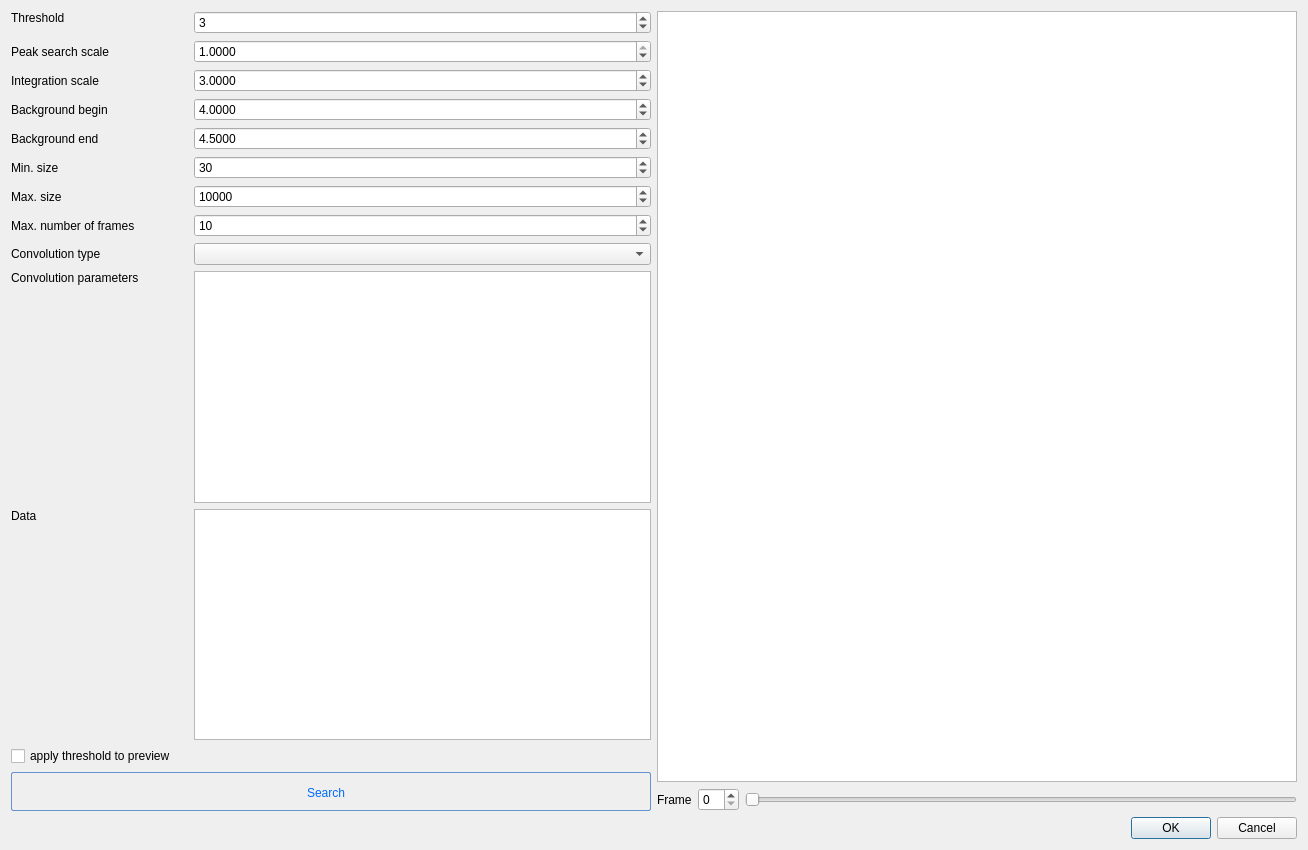
k61n/openhkl, file apps/nsxqt/ui/DialogPeakFind.ui: the form before one commit.
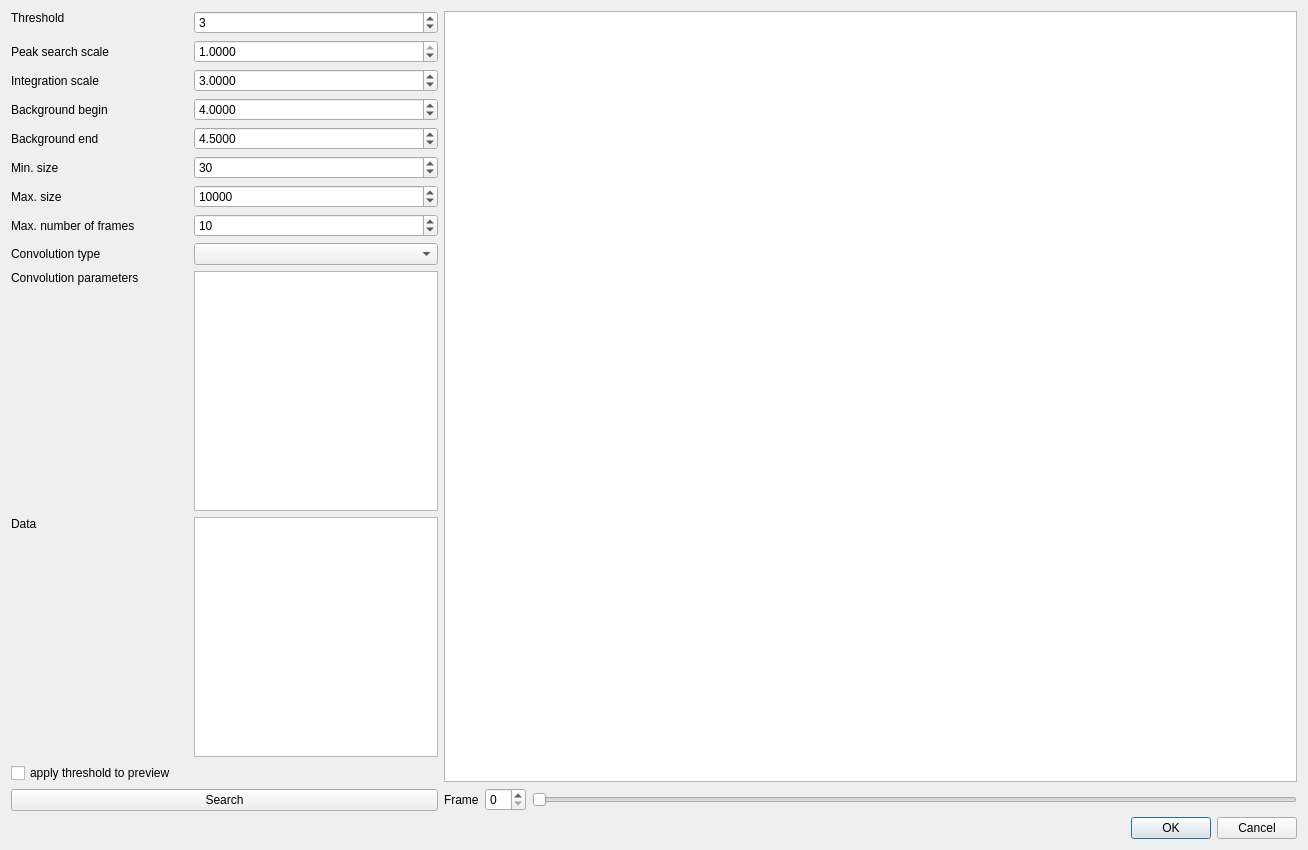
The form after the commit.

Patch:
```diff
--- a/apps/nsxqt/ui/DialogPeakFind.ui
+++ b/apps/nsxqt/ui/DialogPeakFind.ui
@@ -24,7 +24,7 @@
   </property>
   <layout class="QGridLayout" name="gridLayout_2">
    <item row="0" column="0">
-    <layout class="QHBoxLayout" name="horizontalLayout_2">
+    <layout class="QHBoxLayout" name="horizontalLayout_2" stretch="1,2">
      <item>
       <layout class="QGridLayout" name="gridLayout">
        <item row="1" column="3">
@@ -238,47 +238,7 @@
        <item row="13" column="0" colspan="4">
         <widget class="QPushButton" name="startPeaksSearch">
          <property name="styleSheet">
-          <string notr="true">QPushButton:hover{
-        background: qlineargradient(x1 : 0, y1 : 0, x2 : 0, y2 :   1, stop :   0.0 #ffd9aa,
-                stop :   0.5 #ffbb6e, stop :   0.55 #feae42, stop :   1.0 #fedb74);
-}
-
-QPushButton {
-        border: 1px solid #6593cf;
-        border-radius: 2px;
-        padding: 5px 15px 2px 5px;
-        background: qlineargradient(x1 : 0, y1 : 0, x2 : 0, y2 :   1, stop :   0.0 #f5f9ff,
-                stop :   0.5 #c7dfff, stop :   0.55 #afd2ff, stop :   1.0 #c0dbff);
-        color: #006aff;
-        font: bold large &quot;Arial&quot;;
-        height: 30px;
-}
-
-
-
-
-QPushButton:pressed {
-        background: qlineargradient(x1 : 0, y1 : 0, x2 : 0, y2 :   1, stop :   0.0 #c0dbff,
-        stop :   0.5 #cfd26f, stop :   0.55 #c7df6f, stop :   1.0 #f5f9ff);
-        padding-top: 2px;
-        padding-left: 3px;
-
-}
-
-
-QPushButton:on {
-        background: qlineargradient(x1 : 0, y1 : 0, x2 : 0, y2 :   1, stop :   0.0 #5AA72D,
-        stop :   0.5 #B3E296, stop :   0.55 #B3E296, stop :   1.0 #f5f9ff);
-        padding-top: 2px;
-        padding-left: 3px;
-}
-
-QPushButton:disabled {
-        background: transparent #e5e9ee;
-        padding-top: 2px;        
-        padding-left: 3px;
-        color: black;
-}</string>
+          <string notr="true"/>
          </property>
          <property name="text">
           <string>Search</string>
```
